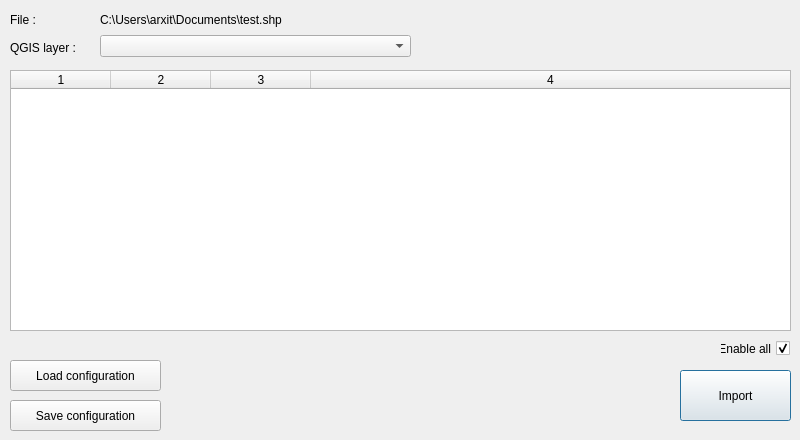
Above: widgets/import_data/import_shp_dialog.ui from Geoportail-Luxembourg/qgis-pag-plugin before the change. Below: the same form after it.
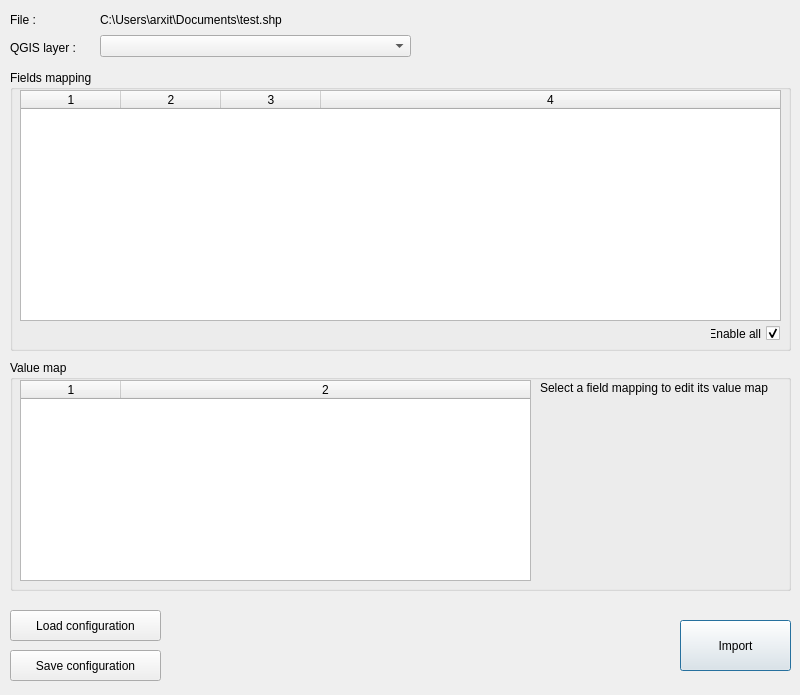
That is the form after the change.

Commit message: Modif data model value map

Diff of the .ui file:
```diff
--- a/widgets/import_data/import_shp_dialog.ui
+++ b/widgets/import_data/import_shp_dialog.ui
@@ -10,7 +10,7 @@
     <x>0</x>
     <y>0</y>
     <width>800</width>
-    <height>440</height>
+    <height>695</height>
    </rect>
   </property>
   <property name="sizePolicy">
@@ -22,13 +22,13 @@
   <property name="minimumSize">
    <size>
     <width>800</width>
-    <height>440</height>
+    <height>695</height>
    </size>
   </property>
   <property name="maximumSize">
    <size>
     <width>800</width>
-    <height>440</height>
+    <height>695</height>
    </size>
   </property>
   <property name="windowTitle">
@@ -76,34 +76,11 @@
     </sizepolicy>
    </property>
   </widget>
-  <widget class="QTableWidget" name="tabMapping">
-   <property name="geometry">
-    <rect>
-     <x>10</x>
-     <y>70</y>
-     <width>781</width>
-     <height>261</height>
-    </rect>
-   </property>
-   <property name="selectionMode">
-    <enum>QAbstractItemView::NoSelection</enum>
-   </property>
-   <property name="columnCount">
-    <number>4</number>
-   </property>
-   <attribute name="horizontalHeaderStretchLastSection">
-    <bool>true</bool>
-   </attribute>
-   <column/>
-   <column/>
-   <column/>
-   <column/>
-  </widget>
   <widget class="QPushButton" name="btnImport">
    <property name="geometry">
     <rect>
      <x>680</x>
-     <y>370</y>
+     <y>620</y>
      <width>111</width>
      <height>51</height>
     </rect>
@@ -119,7 +96,7 @@
    <property name="geometry">
     <rect>
      <x>10</x>
-     <y>360</y>
+     <y>610</y>
      <width>151</width>
      <height>31</height>
     </rect>
@@ -132,7 +109,7 @@
    <property name="geometry">
     <rect>
      <x>10</x>
-     <y>400</y>
+     <y>650</y>
      <width>151</width>
      <height>31</height>
     </rect>
@@ -154,24 +131,107 @@
     <string>File :</string>
    </property>
   </widget>
-  <widget class="QCheckBox" name="chkEnableAllFieldsMapping">
+  <widget class="QGroupBox" name="groupBox_2">
    <property name="geometry">
     <rect>
-     <x>720</x>
-     <y>340</y>
-     <width>70</width>
-     <height>17</height>
+     <x>10</x>
+     <y>70</y>
+     <width>781</width>
+     <height>281</height>
     </rect>
    </property>
-   <property name="layoutDirection">
-    <enum>Qt::RightToLeft</enum>
+   <property name="title">
+    <string>Fields mapping</string>
    </property>
-   <property name="text">
-    <string>Enable all</string>
+   <widget class="QTableWidget" name="tabMapping">
+    <property name="geometry">
+     <rect>
+      <x>10</x>
+      <y>20</y>
+      <width>761</width>
+      <height>231</height>
+     </rect>
+    </property>
+    <property name="selectionMode">
+     <enum>QAbstractItemView::NoSelection</enum>
+    </property>
+    <property name="columnCount">
+     <number>4</number>
+    </property>
+    <attribute name="horizontalHeaderStretchLastSection">
+     <bool>true</bool>
+    </attribute>
+    <column/>
+    <column/>
+    <column/>
+    <column/>
+   </widget>
+   <widget class="QCheckBox" name="chkEnableAllFieldsMapping">
+    <property name="geometry">
+     <rect>
+      <x>700</x>
+      <y>255</y>
+      <width>70</width>
+      <height>17</height>
+     </rect>
+    </property>
+    <property name="layoutDirection">
+     <enum>Qt::RightToLeft</enum>
+    </property>
+    <property name="text">
+     <string>Enable all</string>
+    </property>
+    <property name="checked">
+     <bool>true</bool>
+    </property>
+   </widget>
+  </widget>
+  <widget class="QGroupBox" name="groupBox_4">
+   <property name="geometry">
+    <rect>
+     <x>10</x>
+     <y>360</y>
+     <width>781</width>
+     <height>231</height>
+    </rect>
    </property>
-   <property name="checked">
-    <bool>true</bool>
+   <property name="title">
+    <string>Value map</string>
    </property>
+   <widget class="QTableWidget" name="tabValueMap">
+    <property name="geometry">
+     <rect>
+      <x>10</x>
+      <y>20</y>
+      <width>511</width>
+      <height>201</height>
+     </rect>
+    </property>
+    <property name="selectionMode">
+     <enum>QAbstractItemView::NoSelection</enum>
+    </property>
+    <property name="columnCount">
+     <number>2</number>
+    </property>
+    <attribute name="horizontalHeaderStretchLastSection">
+     <bool>true</bool>
+    </attribute>
+    <column/>
+    <column/>
+   </widget>
+   <widget class="QLabel" name="lblValueMap">
+    <property name="geometry">
+     <rect>
+      <x>530</x>
+      <y>20</y>
+      <width>241</width>
+      <height>16</height>
+     </rect>
+    </property>
+    <property name="text">
+     <string>Select a field mapping to edit its value map</string>
+    </property>
+   </widget>
   </widget>
  </widget>
  <resources/>
```
The commit also changes 2 other files.
